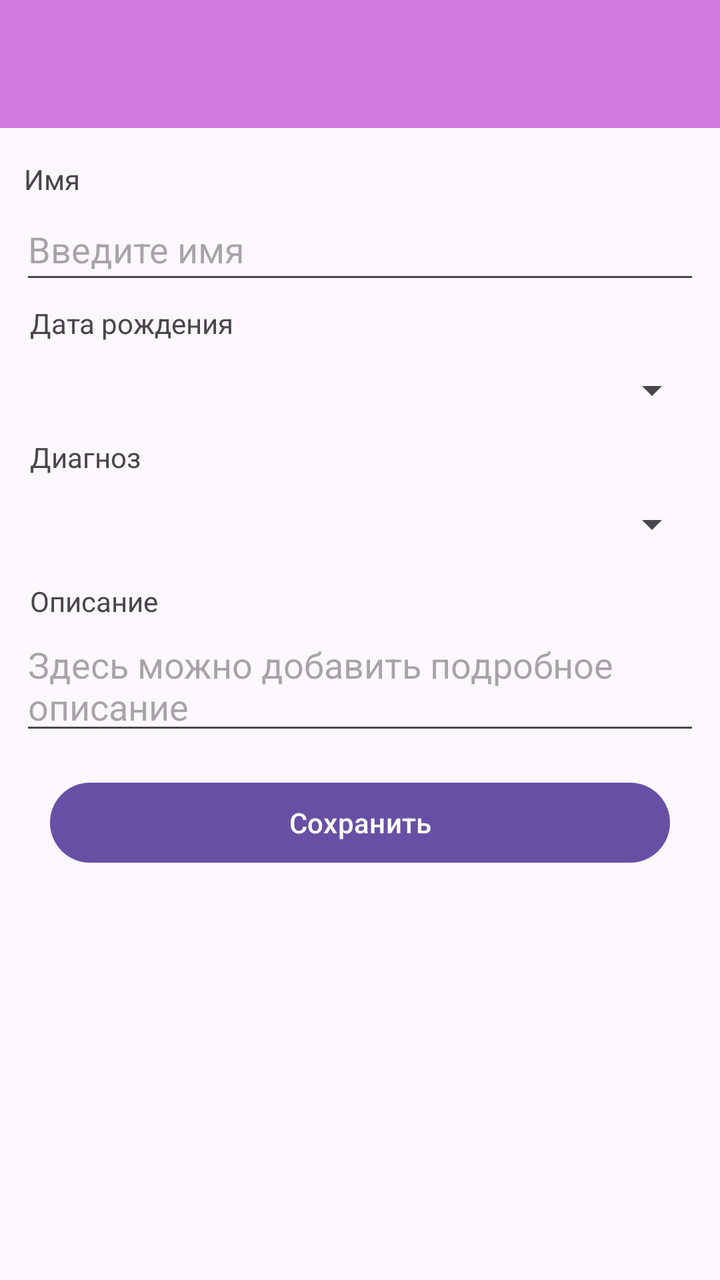
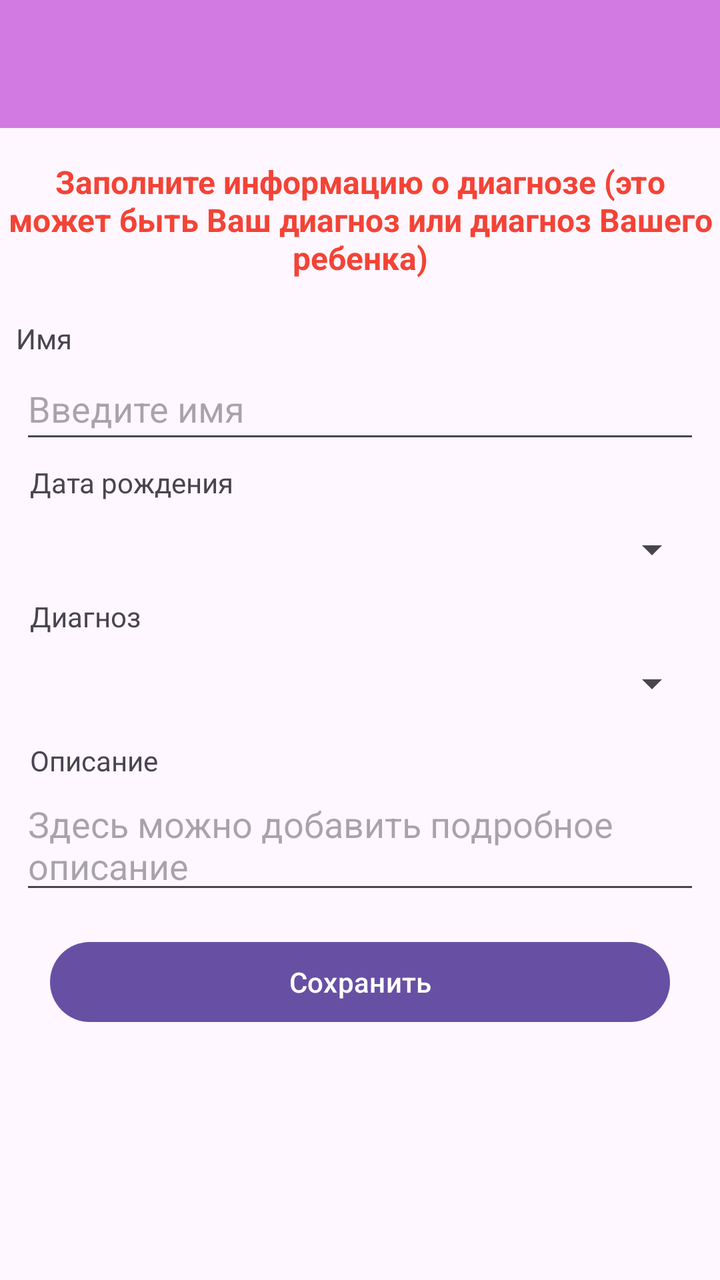

The first picture is an Android layout as it rendered before a commit; the second is the same layout after the commit. The layout source and the unified diff follow.
<!-- AndroidManifest.xml: application theme Theme.AppFond -->
<!-- res/layout/activity_new_card.xml -->
<?xml version="1.0" encoding="utf-8"?>
<androidx.constraintlayout.widget.ConstraintLayout xmlns:android="http://schemas.android.com/apk/res/android"
    xmlns:app="http://schemas.android.com/apk/res-auto"
    xmlns:tools="http://schemas.android.com/tools"
    android:layout_width="match_parent"
    android:layout_height="match_parent"
    tools:context=".NewCardActivity">

    <androidx.appcompat.widget.Toolbar
        android:id="@+id/newCardToolbar"
        android:layout_width="0dp"
        android:layout_height="wrap_content"
        android:background="@color/fiol_bleed"
        app:layout_constraintEnd_toEndOf="parent"
        app:layout_constraintStart_toStartOf="parent"
        app:layout_constraintTop_toTopOf="parent">

    </androidx.appcompat.widget.Toolbar>

    <TextView
        android:id="@+id/textView12"
        android:layout_width="54dp"
        android:layout_height="19dp"
        android:layout_marginStart="12dp"
        android:text="Имя"
        app:layout_constraintStart_toStartOf="parent"
        app:layout_constraintTop_toBottomOf="@+id/progressBarNewDiagN" />

    <EditText
        android:id="@+id/fieldCardPersonNameN"
        android:layout_width="0dp"
        android:layout_height="wrap_content"
        android:layout_marginStart="10dp"
        android:layout_marginEnd="10dp"
        android:autofillHints=""
        android:editable="true"
        android:ems="10"
        android:enabled="true"
        android:hint="Введите имя"
        android:inputType="textPersonName"
        android:minHeight="48dp"
        app:layout_constraintEnd_toEndOf="parent"
        app:layout_constraintHorizontal_bias="0.0"
        app:layout_constraintStart_toStartOf="parent"
        app:layout_constraintTop_toBottomOf="@+id/textView12" />

    <TextView
        android:id="@+id/textView13"
        android:layout_width="wrap_content"
        android:layout_height="wrap_content"
        android:layout_marginStart="15dp"
        android:layout_marginTop="5dp"
        android:text="Дата рождения"
        app:layout_constraintStart_toStartOf="parent"
        app:layout_constraintTop_toBottomOf="@+id/fieldCardPersonNameN" />

    <EditText
        android:id="@+id/fieldCardBirthdayN"
        style="@style/Widget.AppCompat.Spinner"
        android:layout_width="0dp"
        android:layout_height="wrap_content"
        android:layout_marginStart="10dp"
        android:layout_marginEnd="10dp"
        android:autofillHints=""
        android:editable="false"
        android:ems="10"
        android:enabled="true"
        android:hint="@string/res_some_unknown_field"
        android:minHeight="48dp"
        app:layout_constraintEnd_toEndOf="parent"
        app:layout_constraintHorizontal_bias="0.0"
        app:layout_constraintStart_toStartOf="parent"
        app:layout_constraintTop_toBottomOf="@+id/textView13"
        tools:ignore="SpeakableTextPresentCheck" />

    <TextView
        android:id="@+id/textView14"
        android:layout_width="wrap_content"
        android:layout_height="wrap_content"
        android:layout_marginStart="15dp"
        android:text="@string/diag_text_field_stat"
        app:layout_constraintStart_toStartOf="parent"
        app:layout_constraintTop_toBottomOf="@+id/fieldCardBirthdayN" />

    <Spinner
        android:id="@+id/fieldCardDiagN"
        android:layout_width="0dp"
        android:layout_height="wrap_content"
        android:layout_marginStart="10dp"
        android:layout_marginEnd="10dp"
        android:autofillHints=""
        android:contentDescription="@string/res_card_val_diag"
        android:editable="true"
        android:ems="10"
        android:enabled="true"
        android:minHeight="48dp"
        app:layout_constraintEnd_toEndOf="parent"
        app:layout_constraintHorizontal_bias="0.0"
        app:layout_constraintStart_toStartOf="parent"
        app:layout_constraintTop_toBottomOf="@+id/textView14" />

    <EditText
        android:id="@+id/fieldCardDescN"
        android:layout_width="0dp"
        android:layout_height="wrap_content"
        android:layout_marginStart="10dp"
        android:layout_marginEnd="10dp"
        android:autofillHints=""
        android:editable="true"
        android:ems="10"
        android:enabled="true"
        android:gravity="start|top"
        android:hint="@string/res_desc_card"
        android:minHeight="48dp"
        app:layout_constraintEnd_toEndOf="parent"
        app:layout_constraintHorizontal_bias="0.0"
        app:layout_constraintStart_toStartOf="parent"
        app:layout_constraintTop_toBottomOf="@+id/textView15" />

    <TextView
        android:id="@+id/textView15"
        android:layout_width="wrap_content"
        android:layout_height="wrap_content"
        android:layout_marginStart="15dp"
        android:layout_marginTop="5dp"
        android:text="@string/desc_card_val"
        app:layout_constraintStart_toStartOf="parent"
        app:layout_constraintTop_toBottomOf="@+id/fieldCardDiagN" />

    <Button
        android:id="@+id/buttonSaveDiag"
        android:layout_width="0dp"
        android:layout_height="wrap_content"
        android:layout_marginStart="25dp"
        android:layout_marginTop="15dp"
        android:layout_marginEnd="25dp"
        android:text="Сохранить"
        app:layout_constraintEnd_toEndOf="parent"
        app:layout_constraintStart_toStartOf="parent"
        app:layout_constraintTop_toBottomOf="@+id/fieldCardDescN" />

    <ProgressBar
        android:id="@+id/progressBarNewDiagN"
        style="?android:attr/progressBarStyleHorizontal"
        android:layout_width="0dp"
        android:layout_height="wrap_content"
        android:indeterminate="true"
        android:visibility="invisible"
        android:indeterminateTint="@color/fiol"
        app:layout_constraintEnd_toEndOf="parent"
        app:layout_constraintStart_toStartOf="parent"
        app:layout_constraintTop_toBottomOf="@+id/newCardToolbar" />

</androidx.constraintlayout.widget.ConstraintLayout>
<!-- resources referenced by this layout -->
<resources>
  <color name="fiol">#9C27B0</color>
  <color name="fiol_bleed">#D27AE1</color>
  <string name="desc_card_val">Описание</string>
  <string name="diag_text_field_stat">Диагноз</string>
  <string name="res_card_val_diag">diag</string>
  <string name="res_desc_card">Здесь можно добавить подробное описание</string>
  <string name="res_some_unknown_field" />
  <style name="Theme.AppFond" parent="Theme.MaterialComponents.DayNight.NoActionBar">
          
          <item name="colorPrimary">@color/fiol</item>
          <item name="colorPrimaryVariant">@color/fiol</item>
          <item name="colorOnPrimary">@color/white</item>
          
          <item name="colorSecondary">@color/purple_400</item>
          <item name="colorSecondaryVariant">@color/purple_800</item>
          <item name="colorOnSecondary">@color/black</item>
          
          <item name="android:statusBarColor">?attr/colorPrimaryVariant</item>
          
      </style>
  <color name="white">#FFFFFFFF</color>
  <color name="black">#FF000000</color>
</resources>

<!-- the commit's change to res/layout/activity_new_card.xml (unified diff, before → after) -->
@@ -18,13 +18,27 @@
     </androidx.appcompat.widget.Toolbar>
 
     <TextView
+        android:id="@+id/textView27"
+        android:layout_width="0dp"
+        android:layout_height="wrap_content"
+        android:text="Заполните информацию о диагнозе (это может быть Ваш диагноз или диагноз Вашего ребенка)"
+        android:textAlignment="center"
+        android:textColor="@color/red"
+        android:textSize="16sp"
+        android:textStyle="bold"
+        app:layout_constraintEnd_toEndOf="parent"
+        app:layout_constraintStart_toStartOf="parent"
+        app:layout_constraintTop_toBottomOf="@+id/progressBarNewDiagN" />
+
+    <TextView
         android:id="@+id/textView12"
         android:layout_width="54dp"
         android:layout_height="19dp"
-        android:layout_marginStart="12dp"
+        android:layout_marginStart="8dp"
+        android:layout_marginTop="20dp"
         android:text="Имя"
         app:layout_constraintStart_toStartOf="parent"
-        app:layout_constraintTop_toBottomOf="@+id/progressBarNewDiagN" />
+        app:layout_constraintTop_toBottomOf="@+id/textView27" />
 
     <EditText
         android:id="@+id/fieldCardPersonNameN"
<!-- resource entries referenced after the edit -->
@@ -2,6 +2,7 @@
 <resources>
   <color name="fiol">#9C27B0</color>
   <color name="fiol_bleed">#D27AE1</color>
+  <color name="red">#F44336</color>
   <string name="desc_card_val">Описание</string>
   <string name="diag_text_field_stat">Диагноз</string>
   <string name="res_card_val_diag">diag</string>
